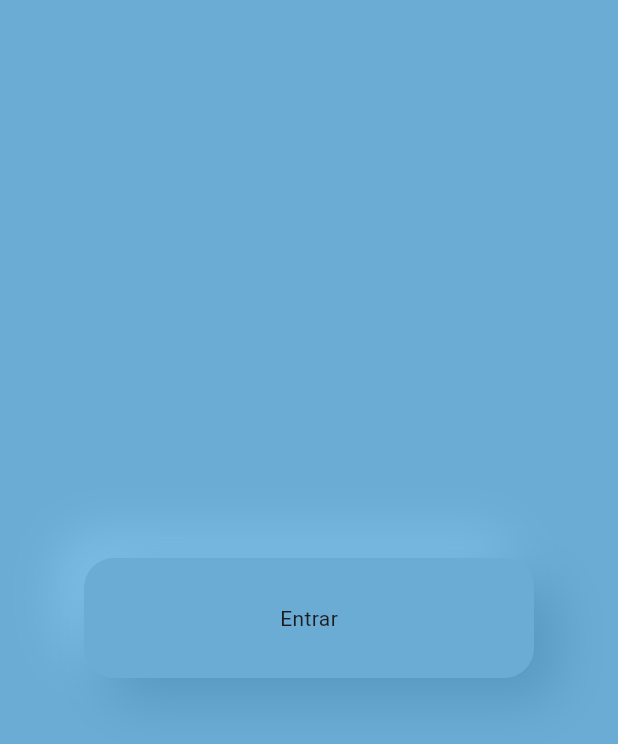
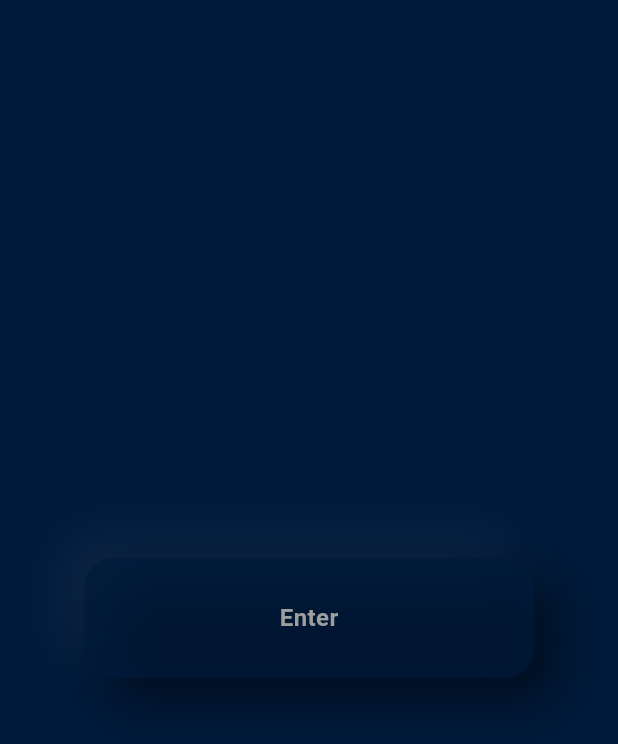
Before and after one commit to Rigby23/Neumorphism_test, a Flutter app: the screen it shows after launch, on a phone screen of 412 x 824 dp. Shown: the top 744 px of the screen. Run offline on Flutter 3.47's test engine with Material 2 defaults, Android fonts, the phone set to English and light mode, and no system bars; our stand-ins replace flutter_inset_box_shadow.

Commit message:
fix: Removed test classes
Pending enhance shadow/light generation functions for auto-adjustment to background luminosity.

```diff
--- a/lib/main.dart
+++ b/lib/main.dart
@@ -1,6 +1,6 @@
 import 'package:flutter/material.dart';
 import 'package:neumorphism_test/reutilizable/app_colors.dart';
-import 'package:neumorphism_test/widgtes/solid_button.dart';
+import 'package:neumorphism_test/widgtes/neu_button.dart';
 
 void main() {
   runApp(const MyApp());
@@ -50,18 +50,18 @@ class MyHomePage extends StatefulWidget {
 class _MyHomePageState extends State<MyHomePage> {
   @override
   Widget build(BuildContext context) {
-    return Scaffold(
+    return const Scaffold(
         backgroundColor: appBackgroundColor,
         body: Column(
           crossAxisAlignment: CrossAxisAlignment.center,
           mainAxisAlignment: MainAxisAlignment.center,
           children: [
             Center(
-                child: SolidButton(
+                child: NeuButton(
               backgroundColor: appBackgroundColor,
               height: 80,
-              widht: 300,
-              child: Center(child: Text("Entrar")),
+              width: 300,
+              label: 'Enter',
             )),
 
             // child: BottomBar(icons: [1, 2, 3, 4]),
--- /dev/null
+++ b/lib/widgtes/neu_button.dart
@@ -0,0 +1,98 @@
+import 'package:flutter/material.dart' hide BoxDecoration, BoxShadow;
+import 'package:flutter_inset_box_shadow/flutter_inset_box_shadow.dart';
+
+class NeuButton extends StatefulWidget {
+  final Color backgroundColor;
+  final double height;
+  final double width;
+  final String label;
+
+  const NeuButton(
+      {super.key,
+      required this.backgroundColor,
+      required this.height,
+      required this.width,
+      required this.label});
+
+  @override
+  State<NeuButton> createState() => _NeuButtonState();
+}
+
+///Illumination Factor (0.0 for no change, 1.0 for full white)
+Color illuminateColor(Color backgroundColor, double factor) {
+  int red =
+      (backgroundColor.red + (255 - backgroundColor.red) * factor).round();
+  int green =
+      (backgroundColor.green + (255 - backgroundColor.green) * factor).round();
+  int blue =
+      (backgroundColor.blue + (255 - backgroundColor.blue) * factor).round();
+
+  return Color.fromARGB(backgroundColor.alpha, red, green, blue);
+}
+
+///Illumination Factor (0.0 for no change, 1.0 for full black)
+Color createShadowColor(Color backgroundColor, double shadowFactor) {
+  int red = (backgroundColor.red * (1 - shadowFactor)).round();
+  int green = (backgroundColor.green * (1 - shadowFactor)).round();
+  int blue = (backgroundColor.blue * (1 - shadowFactor)).round();
+
+  return Color.fromARGB(backgroundColor.alpha, red, green, blue);
+}
+
+class _NeuButtonState extends State<NeuButton> {
+  bool isPressed = false;
+
+  @override
+  Widget build(BuildContext context) {
+    Color lighterColor = illuminateColor(widget.backgroundColor, 0.05);
+    Color darkerColor = createShadowColor(widget.backgroundColor, 0.5);
+    double blur = isPressed ? 5.0 : 30.0;
+    Offset distance = isPressed ? const Offset(10, 10) : const Offset(15, 15);
+    return Listener(
+      onPointerUp: (event) => setState(() {
+        isPressed = false;
+      }),
+      onPointerDown: (event) => setState(() {
+        isPressed = true;
+      }),
+      child: SizedBox(
+        height: widget.height,
+        width: widget.width,
+        child: AnimatedContainer(
+          duration: const Duration(milliseconds: 100),
+          decoration: BoxDecoration(
+              borderRadius: BorderRadius.circular(20),
+              color: widget.backgroundColor.withOpacity(0.7),
+              boxShadow: [
+                ///Light Shadow
+                BoxShadow(
+                    blurRadius: isPressed ? 0 : blur,
+                    offset: isPressed ? const Offset(-2, -2) : -distance,
+                    color: lighterColor,
+                    inset: isPressed),
+
+                ///Dark Shadow
+                BoxShadow(
+                    blurRadius: blur,
+                    offset: distance,
+                    color: darkerColor,
+                    inset: isPressed)
+              ]),
+          child: Center(
+              child: Text(widget.label,
+                  style: isPressed
+                      ? TextStyle(
+                          color: Colors.grey.withOpacity(0.5),
+                          fontSize: 15,
+                          fontWeight: FontWeight.w700)
+                      : const TextStyle(
+                          color: Colors.grey,
+                          fontSize: 16,
+                          fontWeight: FontWeight.w700)
+                  // style: isPressed ? Theme.of(context).textTheme.labelMedium : Theme.of(context).textTheme.labelLarge,
+                  )),
+        ),
+      ),
+    );
+  }
+}
--- a/lib/widgtes/solid_button.dart
+++ /dev/null
@@ -1,78 +0,0 @@
-import 'package:flutter/material.dart' hide BoxDecoration, BoxShadow;
-import 'package:flutter_inset_box_shadow/flutter_inset_box_shadow.dart';
-
-class SolidButton extends StatefulWidget {
-  final Color backgroundColor;
-  final double height;
-  final double widht;
-  final Widget child;
-
-  const SolidButton(
-      {super.key,
-      required this.backgroundColor,
-      required this.height,
-      required this.widht,
-      required this.child});
-
-  @override
-  State<SolidButton> createState() => _SolidButtonState();
-}
-
-Color generateLighterColor(Color backgroundColor) {
-  final r = backgroundColor.red + 20;
-  final g = backgroundColor.green + 20;
-  final b = backgroundColor.blue + 20;
-  return Color.fromARGB(backgroundColor.alpha, r, g, b);
-}
-
-Color generateDarkerColor(Color backgroundColor) {
-  final r = backgroundColor.red - 20;
-  final g = backgroundColor.green - 20;
-  final b = backgroundColor.blue - 20;
-  return Color.fromARGB(backgroundColor.alpha, r, g, b);
-}
-
-class _SolidButtonState extends State<SolidButton> {
-  bool isPressed = false;
-  @override
-  Widget build(BuildContext context) {
-    Color lighterColor = generateLighterColor(widget.backgroundColor);
-    Color darkerColor = generateDarkerColor(widget.backgroundColor);
-    double blur = isPressed ? 5.0 : 30.0;
-    Offset distance = isPressed ? const Offset(10, 10) : const Offset(15, 15);
-    return Listener(
-      onPointerUp: (event) => setState(() {
-        isPressed = false;
-      }),
-      onPointerDown: (event) => setState(() {
-        isPressed = true;
-      }),
-      child: SizedBox(
-        height: widget.height,
-        width: widget.widht,
-        child: AnimatedContainer(
-          duration: const Duration(milliseconds: 100),
-          decoration: BoxDecoration(
-              borderRadius: BorderRadius.circular(20),
-              color: widget.backgroundColor,
-              boxShadow: [
-                ///Light Shadow
-                BoxShadow(
-                    blurRadius: isPressed ? 0 : blur,
-                    offset: isPressed ? const Offset(-2, -2) : -distance,
-                    color: lighterColor,
-                    inset: isPressed),
-
-                ///Dark Shadow
-                BoxShadow(
-                    blurRadius: blur,
-                    offset: distance,
-                    color: darkerColor,
-                    inset: isPressed)
-              ]),
-          child: widget.child,
-        ),
-      ),
-    );
-  }
-}
```
Also changed, not shown: lib/reutilizable/app_colors.dart (+1 -12 lines), lib/widgtes/bottom_bar.dart (deleted, +0 -29 lines), lib/widgtes/first_button.dart (deleted, +0 -80 lines), lib/widgtes/round_buttons/round_button_tapped.dart (deleted, +0 -86 lines), lib/widgtes/round_buttons/round_button_untapped.dart (deleted, +0 -57 lines).
